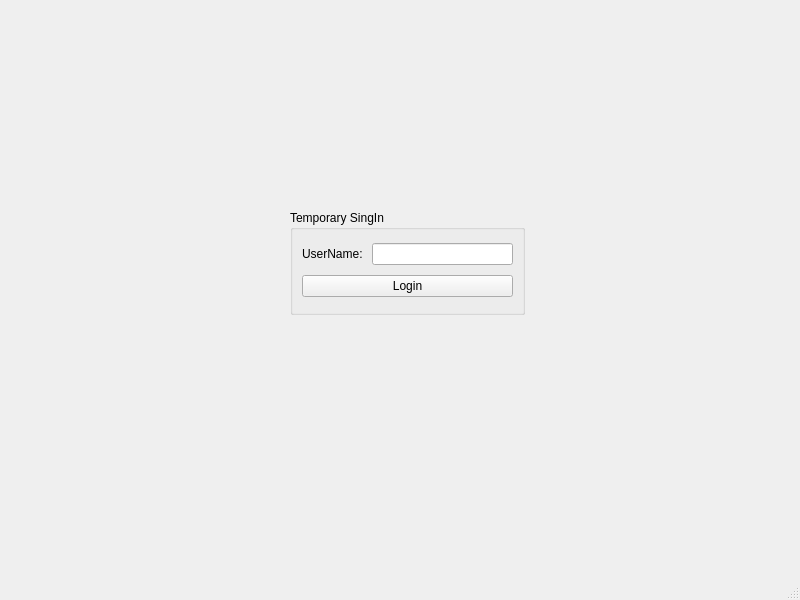
Old version of the form mainwindow.ui in the repository MohamedAkash/Qonnect.
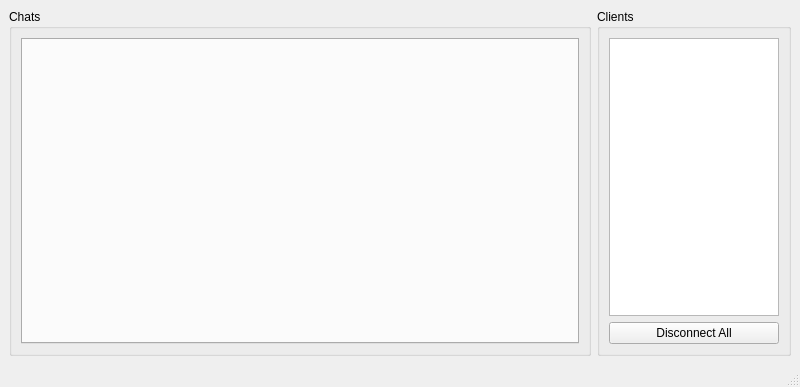
New version of the form.

Patch:
```diff
--- a/mainwindow.ui
+++ b/mainwindow.ui
@@ -7,49 +7,50 @@
     <x>0</x>
     <y>0</y>
     <width>800</width>
-    <height>600</height>
+    <height>387</height>
    </rect>
   </property>
   <property name="windowTitle">
    <string>MainWindow</string>
   </property>
   <widget class="QWidget" name="centralwidget">
-   <widget class="QGroupBox" name="groupBox">
-    <property name="geometry">
-     <rect>
-      <x>290</x>
-      <y>210</y>
-      <width>235</width>
-      <height>105</height>
-     </rect>
-    </property>
+   <layout class="QHBoxLayout" name="horizontalLayout" stretch="3,1">
+    <item>
+     <widget class="QGroupBox" name="grpChats">
+      <property name="title">
+       <string>Chats</string>
+      </property>
+      <layout class="QVBoxLayout" name="verticalLayout_2">
+       <item>
+        <widget class="QTabWidget" name="tbChats">
+         <property name="currentIndex">
+          <number>-1</number>
+         </property>
+        </widget>
+       </item>
+      </layout>
+     </widget>
+    </item>
+    <item>
+     <widget class="QGroupBox" name="grpClients">
     <property name="title">
-     <string>Temporary SingIn</string>
+       <string>Clients</string>
     </property>
     <layout class="QVBoxLayout" name="verticalLayout">
      <item>
-      <layout class="QHBoxLayout" name="horizontalLayout">
+        <widget class="QListWidget" name="lstClients"/>
+       </item>
        <item>
-        <widget class="QLabel" name="label_username">
+        <widget class="QPushButton" name="btnDisconnectAll">
          <property name="text">
-          <string>UserName: </string>
+          <string>Disconnect All</string>
          </property>
         </widget>
        </item>
-       <item>
-        <widget class="QLineEdit" name="lineEdit_username"/>
-       </item>
       </layout>
-     </item>
-     <item>
-      <widget class="QPushButton" name="pushButton_Login">
-       <property name="text">
-        <string>Login</string>
-       </property>
       </widget>
      </item>
     </layout>
-   </widget>
   </widget>
   <widget class="QMenuBar" name="menubar">
    <property name="geometry">
```
Left out of the diff: 2 changed lines with no effect on the pictures. Lines whose indentation alone changed are shown as unchanged.
